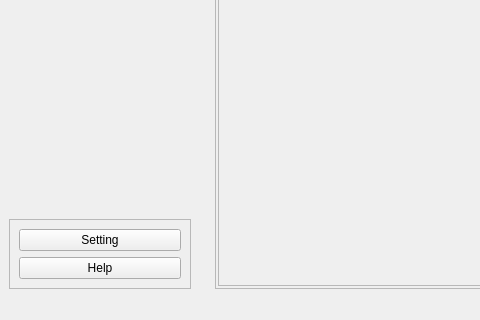
First picture: the form in src/ui/mainwindow.ui, repository minimirror1/remote_gui, before the edit; both pictures show x 0 to 480 and y 380 to 700 of the 962 by 700 pixel window.
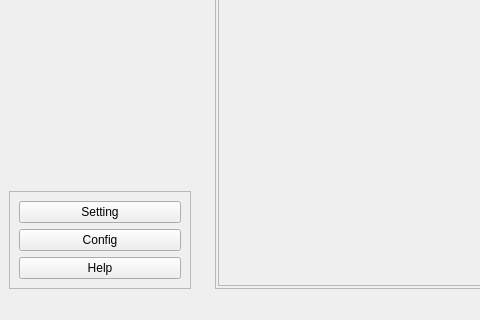
Second picture: the form after the edit. Icons and pictures are not drawn.

Commit message: config page ui 구성완료료

```diff
--- a/src/ui/mainwindow.ui
+++ b/src/ui/mainwindow.ui
@@ -143,6 +143,13 @@
             </property>
            </widget>
           </item>
+          <item>
+           <widget class="QPushButton" name="ConfigButton">
+            <property name="text">
+             <string>Config</string>
+            </property>
+           </widget>
+          </item>
           <item>
            <widget class="QPushButton" name="HelpButton">
             <property name="text">
```
The commit also changes 5 other files.
